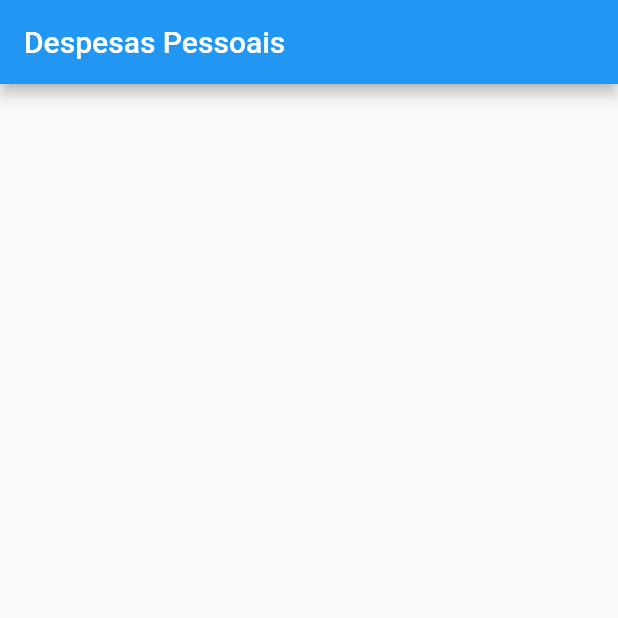
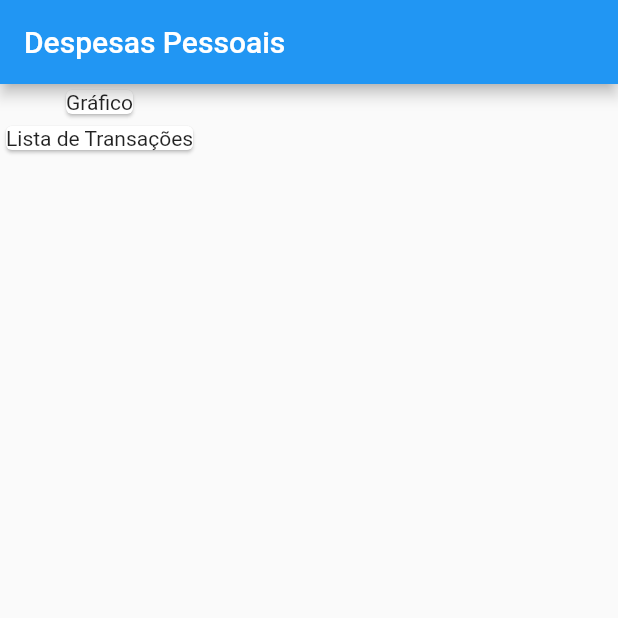
Before and after one commit to DavidCavalcanti/expenses, a Flutter app: the screen it shows after launch, on a phone screen of 412 x 824 dp, the top half of it. Run offline on Flutter 3.47's test engine with Material 2 defaults, Android fonts, the phone set to English and light mode, and no system bars.

Commit message:
Adicionar Cards

```diff
--- a/lib/main.dart
+++ b/lib/main.dart
@@ -17,7 +17,14 @@ class MyHomePage extends StatelessWidget {
         title: Text('Despesas Pessoais'),
       ),
       body: Column(
-        children: [],
+        children: [
+          Card(
+            child: Text('Gráfico'),
+          ),
+          Card(
+            child: Text('Lista de Transações'),
+          ),
+        ],
       ),
     );
   }
```
